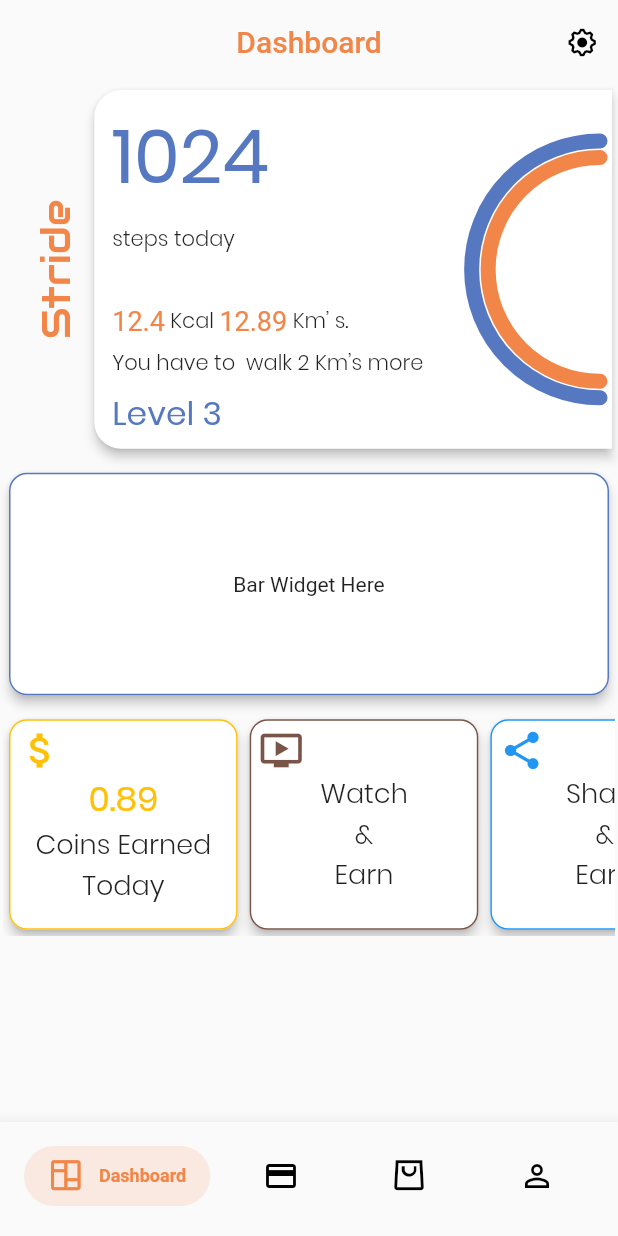
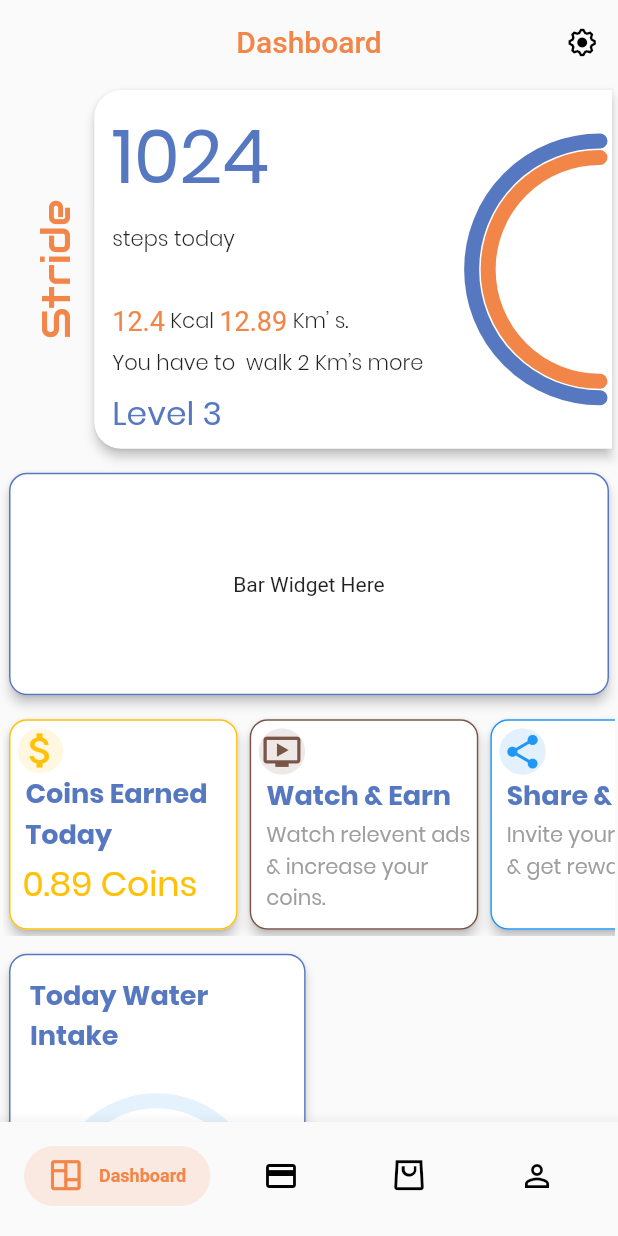
Before and after one commit to prakashvidya68/stride, a Flutter app: the screen it shows after launch, on a phone screen of 412 x 824 dp. Run offline on Flutter 3.47's test engine with Material 2 defaults, Android fonts, the phone set to English and light mode, and no system bars.

Commit message:
dashboard --waterGraph

```diff
--- a/lib/screens/dashboard_screen.dart
+++ b/lib/screens/dashboard_screen.dart
@@ -1,7 +1,11 @@
+import 'dart:math';
+
 import 'package:flutter/material.dart';
-import 'package:stride/dummyData.dart';
+
 import 'package:stride/widgets/levelInfo.dart';
+import 'package:stride/widgets/raidalGraph.dart';
 import '../widgets/dashboardScoreBoard.dart';
+import '../widgets/dashboardMiddleRow.dart';
 
 class DashboardScreen extends StatelessWidget {
   @override
@@ -23,24 +27,23 @@ class DashboardScreen extends StatelessWidget {
           child: LevelInfo(),
         ),
         MiddleRow(),
+        Padding(
+          padding: const EdgeInsets.only(
+            // top: 2.0,
+            left: 2,
+            right: 2,
+          ),
+          child: WaterInfo(),
+        ),
       ],
     );
   }
 }
 
-class MiddleRow extends StatelessWidget {
-  const MiddleRow({
-    Key key,
-  }) : super(key: key);
-
+class WaterInfo extends StatelessWidget {
   @override
   Widget build(BuildContext context) {
-    return Padding(
-      padding: const EdgeInsets.only(top: 8, bottom: 8.0, left: 2, right: 2),
-      child: Container(
-        height: MediaQuery.of(context).size.height * 0.18,
-        child: ListView(
-          scrollDirection: Axis.horizontal,
+    return Row(
       children: <Widget>[
         Card(
           elevation: 3,
@@ -48,121 +51,60 @@ class MiddleRow extends StatelessWidget {
             borderRadius: BorderRadius.circular(12),
           ),
           child: Container(
+            padding: EdgeInsets.all(13),
+            height: MediaQuery.of(context).size.height * .28,
+            width: MediaQuery.of(context).size.width * 0.48,
             decoration: BoxDecoration(
-                  border: Border.all(color: Colors.amber),
+              border: Border.all(color: Color(0xFF5678C1)),
               borderRadius: BorderRadius.circular(12),
             ),
-                width: MediaQuery.of(context).size.width * 0.37,
             child: Column(
-                  crossAxisAlignment: CrossAxisAlignment.start,
+              // mainAxisAlignment: MainAxisAlignment.spaceBetween,
+              crossAxisAlignment: CrossAxisAlignment.center,
               children: <Widget>[
-                    Padding(
-                      padding:
-                          const EdgeInsets.only(top: 5.0, left: 5, right: 5),
-                      child: Icon(
-                        Icons.attach_money,
-                        color: Colors.amber,
-                        size: 30,
+                Text(
+                  "Today Water Intake",
+                  style: TextStyle(
+                      fontFamily: 'Poppins',
+                      fontSize: 18,
+                      color: Color(0xFF5678C1),
+                      fontWeight: FontWeight.bold),
+                ),
+                SizedBox(
+                  height: 90,
+                ),
+                Stack(alignment: AlignmentDirectional.topStart ,
+                  children: <Widget>[
+                    Center(
+                      child: Padding(
+                        padding: const EdgeInsets.only(left: 9.0),
+                        child: RadialGraph(
+                          completepercent: 10,
+                          completecolor: Colors.blue,
+                          incompletecolor: Colors.blue.shade50,
+                          graphradius: 65,
+                          graphwidth: 10,
+                          startangle: -pi / 2,
+                          maxangle: pi,
+                          height: MediaQuery.of(context).size.height * .05,
+                          width: MediaQuery.of(context).size.height * .05,
+                        ),
                       ),
                     ),
                     Center(
-                        child: Text(
-                      (dummyUserScore.stepsToday / 1150).toStringAsFixed(2),
-                      textAlign: TextAlign.center,
-                      style: TextStyle(
-                          fontFamily: 'Poppins',
-                          fontSize: 23,
-                          color: Colors.amber,
-                          fontWeight: FontWeight.w500),
-                    )),
-                    Center(
-                        child: Text(
-                      "Coins Earned Today",
-                      textAlign: TextAlign.center,
-                      style: TextStyle(
+                      child: Text("10 %", style: TextStyle(
                       fontFamily: 'Poppins',
                       fontSize: 18,
-                          fontWeight: FontWeight.w100),
-                    ))
+                      color: Color(0xFF5678C1),
+                      fontWeight: FontWeight.bold),)
+                    )
                   ],
                 ),
-              ),
-            ),
-            Card(
-              elevation: 3,
-              shape: RoundedRectangleBorder(
-                borderRadius: BorderRadius.circular(12),
-              ),
-              child: Container(
-                decoration: BoxDecoration(
-                  border: Border.all(color: Colors.brown),
-                  borderRadius: BorderRadius.circular(12),
-                ),
-                width: MediaQuery.of(context).size.width * 0.37,
-                child: Column(
-                  crossAxisAlignment: CrossAxisAlignment.start,
-                  children: <Widget>[
-                    Padding(
-                      padding:
-                          const EdgeInsets.only(top: 5.0, left: 5, right: 5),
-                      child: Icon(
-                        Icons.ondemand_video,
-                        color: Colors.brown,
-                        size: 30,
-                      ),
-                    ),
-                    Center(
-                        child: Text(
-                      'Watch\n&\nEarn',
-                      textAlign: TextAlign.center,
-                      style: TextStyle(
-                          fontFamily: 'Poppins',
-                          fontSize: 18,
-                          fontWeight: FontWeight.w100),
-                    ))
-                  ],
-                ),
-              ),
-            ),
-            Card(
-              elevation: 3,
-              shape: RoundedRectangleBorder(
-                borderRadius: BorderRadius.circular(12),
-              ),
-              child: Container(
-                decoration: BoxDecoration(
-                  border: Border.all(color: Colors.blue),
-                  borderRadius: BorderRadius.circular(12),
-                ),
-                width: MediaQuery.of(context).size.width * 0.37,
-                child: Column(
-                  crossAxisAlignment: CrossAxisAlignment.start,
-                  children: <Widget>[
-                    Padding(
-                      padding:
-                          const EdgeInsets.only(top: 5.0, left: 5, right: 5),
-                      child: Icon(
-                        Icons.share,
-                        color: Colors.blue,
-                        size: 30,
-                      ),
-                    ),
-                    Center(
-                        child: Text(
-                      'Share\n&\nEarn',
-                      textAlign: TextAlign.center,
-                      style: TextStyle(
-                          fontFamily: 'Poppins',
-                          fontSize: 18,
-                          fontWeight: FontWeight.w100),
-                    ))
               ],
             ),
           ),
         ),
       ],
-        ),
-      ),
     );
   }
 }
--- a/lib/screens/settings_screen.dart
+++ b/lib/screens/settings_screen.dart
@@ -5,6 +5,8 @@ class SettingsScreen extends StatelessWidget {
   Widget build(BuildContext context) {
     return Scaffold(
       appBar: AppBar(
+        backgroundColor: Colors.transparent,
+        elevation: 0.0,
         centerTitle: true,
         title: Text(
           "Settings",
--- /dev/null
+++ b/lib/widgets/dashboardMiddleRow.dart
@@ -0,0 +1,198 @@
+import 'package:flutter/material.dart';
+import 'package:stride/dummyData.dart';
+
+class MiddleRow extends StatelessWidget {
+  const MiddleRow({
+    Key key,
+  }) : super(key: key);
+
+  @override
+  Widget build(BuildContext context) {
+    return Padding(
+      padding: const EdgeInsets.only(top: 8, bottom: 8.0, left: 2, right: 2),
+      child: Container(
+        height: MediaQuery.of(context).size.height * 0.18,
+        child: ListView(
+          scrollDirection: Axis.horizontal,
+          children: <Widget>[
+            Card(
+              elevation: 3,
+              shape: RoundedRectangleBorder(
+                borderRadius: BorderRadius.circular(12),
+              ),
+              child: Container(
+                decoration: BoxDecoration(
+                  border: Border.all(color: Colors.amber),
+                  borderRadius: BorderRadius.circular(12),
+                ),
+                width: MediaQuery.of(context).size.width * 0.37,
+                child: Column(
+                  crossAxisAlignment: CrossAxisAlignment.start,
+                  children: <Widget>[
+                    Padding(
+                      padding:
+                          const EdgeInsets.only(top: 5.0, left: 5, right: 5),
+                      child: Container(
+                        decoration: BoxDecoration(
+                            shape: BoxShape.circle,
+                            color: Colors.amber.withOpacity(0.13)),
+                        child: Icon(
+                          Icons.attach_money,
+                          color: Colors.amber,
+                          size: 30,
+                        ),
+                      ),
+                    ),
+                    Padding(
+                      padding: const EdgeInsets.only(left: 10.0, bottom: 3),
+                      child: Text(
+                        "Coins Earned Today",
+                        textAlign: TextAlign.left,
+                        style: TextStyle(
+                            fontFamily: 'Poppins',
+                            fontSize: 18,
+                            color: Color(0xFF5678C1),
+                            fontWeight: FontWeight.bold),
+                      ),
+                    ),
+                    Padding(
+                      padding: const EdgeInsets.only(left: 8.0),
+                      child: Text(
+                        (dummyUserScore.stepsToday / 1150).toStringAsFixed(2) +" Coins",
+                        textAlign: TextAlign.left,
+                        style: TextStyle(
+                            fontFamily: 'Poppins',
+                            fontSize: 23,
+                            color: Colors.amber,
+                            fontWeight: FontWeight.w500),
+                      ),
+                    )
+                  ],
+                ),
+              ),
+            ),
+            Card(
+              elevation: 3,
+              shape: RoundedRectangleBorder(
+                borderRadius: BorderRadius.circular(12),
+              ),
+              child: Container(
+                decoration: BoxDecoration(
+                  border: Border.all(color: Colors.brown),
+                  borderRadius: BorderRadius.circular(12),
+                ),
+                width: MediaQuery.of(context).size.width * 0.37,
+                child: Column(
+                  crossAxisAlignment: CrossAxisAlignment.start,
+                  children: <Widget>[
+                    Padding(
+                      padding:
+                          const EdgeInsets.only(top: 5.0, left: 5, right: 5),
+                      child: Container(
+                        decoration: BoxDecoration(
+                            shape: BoxShape.circle,
+                            color: Colors.brown.withOpacity(0.13)),
+                        child: Padding(
+                          padding: const EdgeInsets.all(2.0),
+                          child: Icon(
+                            Icons.ondemand_video,
+                            color: Colors.brown,
+                            size: 27,
+                          ),
+                        ),
+                      ),
+                    ),
+                    Padding(
+                      padding: const EdgeInsets.only(left: 10.0, bottom: 3),
+                      child: Text(
+                        "Watch & Earn",
+                        textAlign: TextAlign.left,
+                        style: TextStyle(
+                            fontFamily: 'Poppins',
+                            fontSize: 18,
+                            color: Color(0xFF5678C1),
+                            fontWeight: FontWeight.bold),
+                      ),
+                    ),
+                    Padding(
+                      padding: const EdgeInsets.only(left: 10.0,),
+                      child: Text(
+                        "Watch relevent ads & increase your coins.",
+                        textAlign: TextAlign.left,
+                        style: TextStyle(
+                            fontFamily: 'Poppins',
+                            fontSize: 14,
+                            color: Colors.grey,
+                            ),
+                      ),
+                    ),
+
+                  ],
+                ),
+              ),
+            ),
+            Card(
+              elevation: 3,
+              shape: RoundedRectangleBorder(
+                borderRadius: BorderRadius.circular(12),
+              ),
+              child: Container(
+                decoration: BoxDecoration(
+                  border: Border.all(color: Colors.blue),
+                  borderRadius: BorderRadius.circular(12),
+                ),
+                width: MediaQuery.of(context).size.width * 0.37,
+                child: Column(
+                  crossAxisAlignment: CrossAxisAlignment.start,
+                  children: <Widget>[
+                    Padding(
+                      padding:
+                          const EdgeInsets.only(top: 5.0, left: 5, right: 5),
+                      child: Container(
+                        decoration: BoxDecoration(
+                            shape: BoxShape.circle,
+                            color: Colors.blue.withOpacity(0.13)),
+                        child: Padding(
+                          padding: const EdgeInsets.all(2.0),
+                          child: Icon(
+                            Icons.share,
+                            color: Colors.blue,
+                            size: 27,
+                          ),
+                        ),
+                      ),
+                    ),
+                    Padding(
+                      padding: const EdgeInsets.only(left: 10.0, bottom: 3),
+                      child: Text(
+                        "Share & Earn",
+                        textAlign: TextAlign.left,
+                        style: TextStyle(
+                            fontFamily: 'Poppins',
+                            fontSize: 18,
+                            color: Color(0xFF5678C1),
+                            fontWeight: FontWeight.bold),
+                      ),
+                    ),
+                    Padding(
+                      padding: const EdgeInsets.only(left: 10.0,),
+                      child: Text(
+                        "Invite yours friends & get rewarded.",
+                        textAlign: TextAlign.left,
+                        style: TextStyle(
+                            fontFamily: 'Poppins',
+                            fontSize: 14,
+                            color: Colors.grey,
+                            ),
+                      ),
+                    ),
+                  ],
+                ),
+              ),
+            ),
+          ],
+        ),
+      ),
+    );
+  }
+}
```
Also changed, not shown: 3 other files. Lines whose indentation alone changed are shown as unchanged.
